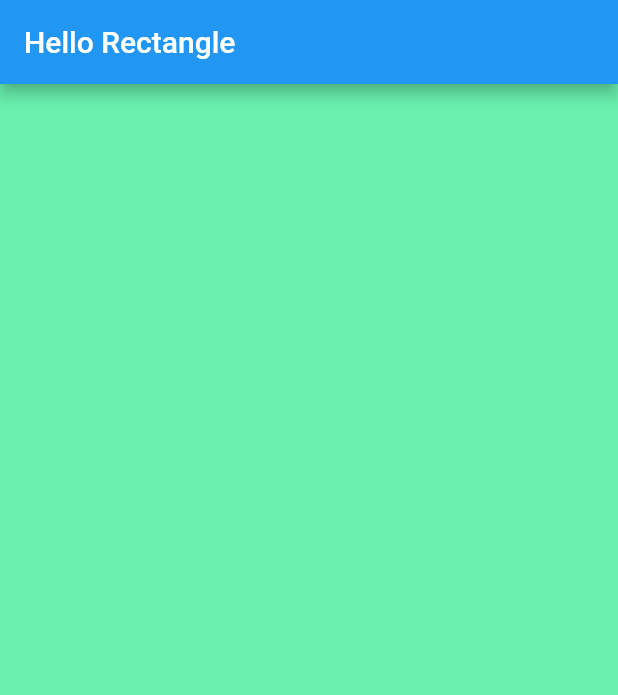
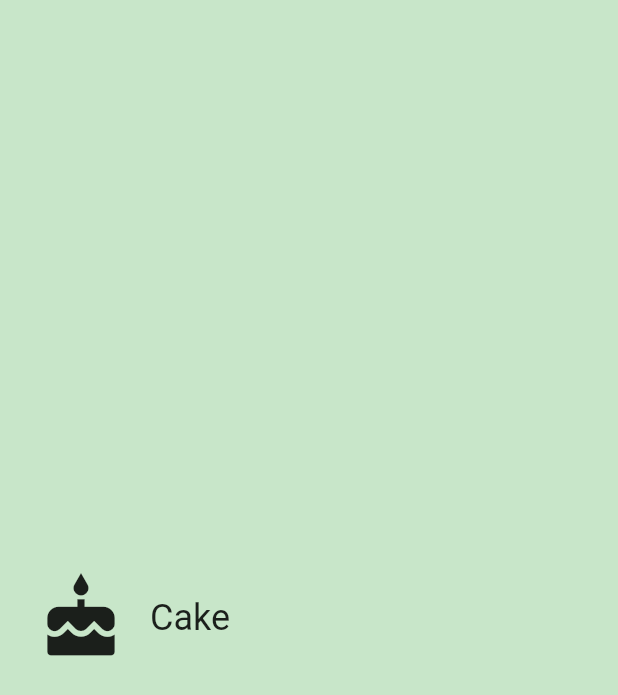
Before and after one commit to Pratik1999/flutter, a Flutter app: the screen it shows after launch, on a phone screen of 412 x 824 dp. Shown: the top 695 px of the screen. Run offline on Flutter 3.47's test engine with Material 2 defaults, Android fonts, the phone set to English and light mode, and no system bars.

Commit message:
unit_converter- Created custome Category widget

```diff
--- /dev/null
+++ b/unit_converter/lib/category.dart
@@ -0,0 +1,65 @@
+import 'package:flutter/material.dart';
+
+final _rowHeight = 100.0;
+final _borderRadius = BorderRadius.circular(_rowHeight / 2);
+
+class Category extends StatelessWidget
+{
+
+  final ColorSwatch color;
+  final String name;
+  final IconData iconLocation;
+
+  const Category({
+    Key key,
+    @required this.name,
+    @required this.color,
+    @required this.iconLocation,
+  })  : assert(name != null),
+        assert(color != null),
+        assert(iconLocation != null),
+        super(key: key);
+
+
+  @override
+  Widget build(BuildContext context) {
+    return Material(
+      color: Colors.transparent,
+      child: Container(
+        height: _rowHeight ,
+        child: InkWell(
+          borderRadius: _borderRadius,
+          highlightColor: color[50],
+          splashColor: color[100],
+          onTap: ()
+          {
+            print('I was tapped');
+          },
+          child: Padding(padding: EdgeInsets.all(8.0),
+                          child: Row(
+                            crossAxisAlignment: CrossAxisAlignment.stretch,
+                            children: [
+                              Padding(
+                                padding:EdgeInsets.fromLTRB(16, 0,16, 0),
+                                child: Icon(
+                                  iconLocation,
+                                  size: 60.0,
+                                ),
+                              ),
+                              Center(
+                                child: Text(
+                                  name,
+                                  textAlign: TextAlign.center,
+                                  style: Theme.of(context).textTheme.headline,
+                                ),
+                              ),
+                            ],
+                          ),
+          ),
+
+        ),
+      ),
+    );
+  }
+
+}
--- a/unit_converter/lib/main.dart
+++ b/unit_converter/lib/main.dart
@@ -1,25 +1,33 @@
 import 'package:flutter/material.dart';
 
+import 'category.dart';
 
-class GetBody extends StatelessWidget
-{
 
+
+const _categoryName = 'Cake';
+const _categoryIcon = Icons.cake;
+const _categoryColor = Colors.green;
+
+
+class UnitConverterApp extends StatelessWidget {
   @override
   Widget build(BuildContext context) {
-  return
-      Container(
-        color:Colors.greenAccent,
-      );
+    return MaterialApp(
+      debugShowCheckedModeBanner: false,
+      title: 'Unit Converter',
+      home: Scaffold(
+        backgroundColor: Colors.green[100],
+        body: Center(
+          child: Category(
+            name: _categoryName,
+            color: _categoryColor,
+            iconLocation: _categoryIcon,
+          ),
+        ),
+      ),
+    );
   }
 }
 void main() {
-  runApp(MaterialApp(
-    debugShowCheckedModeBanner: false,
-    home: Scaffold(
-      appBar: AppBar(
-        title: Text("Hello Rectangle"),
-      ),
-      body: GetBody(),
-    ),
-  ));
+  runApp(UnitConverterApp());
 }
```
Also changed, not shown: README.txt (added).
